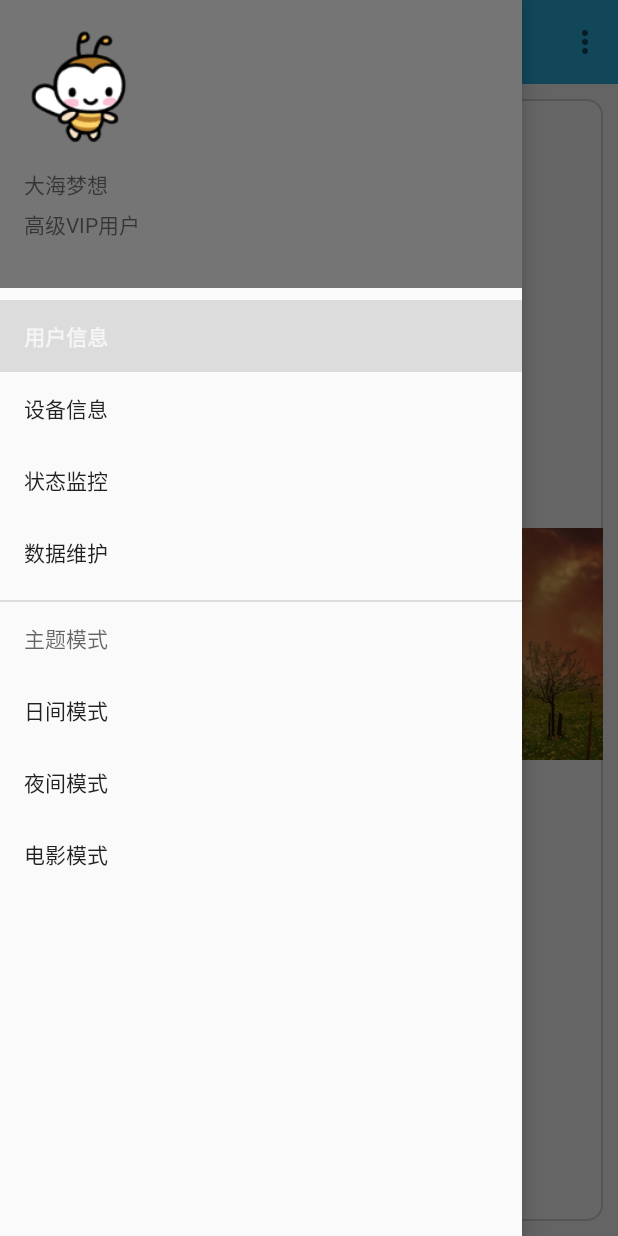
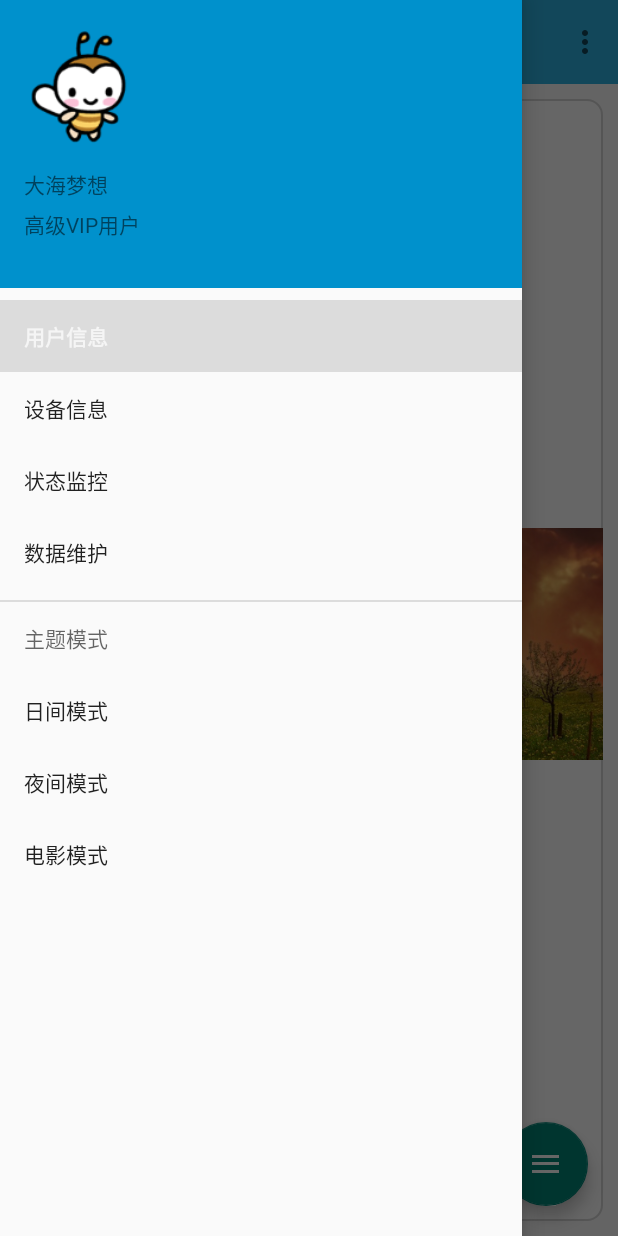
Before and after one commit to wjc133/FloatButton, an Android app: the screen it shows after launch (MainActivity), with the side drawer open, on a phone screen of 412 x 824 dp. Run offline under Robolectric (Android 15) with nearby library versions, the phone set to English and light mode, and no system bars.

Commit message:
add FloatingActionButton and SnackBar. fix the NavigationView HeaderLayout's color.

```diff
--- a/app/src/main/java/com/elite/floatbutton/MainActivity.java
+++ b/app/src/main/java/com/elite/floatbutton/MainActivity.java
@@ -9,7 +9,6 @@ import android.support.v7.app.AppCompatActivity;
 import android.support.v7.widget.LinearLayoutManager;
 import android.support.v7.widget.RecyclerView;
 import android.support.v7.widget.Toolbar;
-import android.view.Gravity;
 import android.view.Menu;
 import android.view.MenuItem;
 
--- a/app/src/main/java/com/elite/floatbutton/adapter/MutlipleItemAdapter.java
+++ b/app/src/main/java/com/elite/floatbutton/adapter/MutlipleItemAdapter.java
@@ -2,6 +2,7 @@ package com.elite.floatbutton.adapter;
 
 import android.content.Context;
 import android.content.Intent;
+import android.support.design.widget.Snackbar;
 import android.support.v7.widget.RecyclerView;
 import android.view.LayoutInflater;
 import android.view.View;
@@ -22,16 +23,16 @@ public class MutlipleItemAdapter extends RecyclerView.Adapter<RecyclerView.ViewH
         TYPE_TEXT
     }
 
-    private final Context mContext;
     private final LayoutInflater mInflater;
+    private ViewGroup mParent;
     private final String[] mTitles;
     public MutlipleItemAdapter(Context context){
         mInflater=LayoutInflater.from(context);
-        mContext=context;
         mTitles=context.getResources().getStringArray(R.array.devices);
     }
     @Override
     public RecyclerView.ViewHolder onCreateViewHolder(ViewGroup parent, int viewType) {
+        mParent=parent;
         RecyclerView.ViewHolder holder;
         if (viewType==ITEM_TYPE.TYPE_IMAGE.ordinal()) {
             holder = new ImageViewHolder(mInflater.inflate(R.layout.list_item_image, parent, false));
@@ -85,8 +86,14 @@ public class MutlipleItemAdapter extends RecyclerView.Adapter<RecyclerView.ViewH
                 @Override
                 public void onClick(View v) {
                     if (getLayoutPosition()==0){
-                        Intent intent=new Intent(mContext, TestObserverActivity.class);
-                        mContext.startActivity(intent);
+                        Snackbar.make(mParent,"您点击了第"+getLayoutPosition()+"个位置",
+                        Snackbar.LENGTH_SHORT)
+                                .setAction(R.string.action_notify, new View.OnClickListener() {
+                                    @Override
+                                    public void onClick(View v) {
+
+                                    }
+                                }).show();
                     }
                 }
             });
--- /dev/null
+++ b/app/src/main/res/drawable/circle.xml
@@ -0,0 +1,5 @@
+<?xml version="1.0" encoding="utf-8"?>
+<shape xmlns:android="http://schemas.android.com/apk/res/android"
+    android:shape="oval">
+    <solid android:color="@color/color_accent"/>
+</shape>
--- a/app/src/main/res/layout/activity_main.xml
+++ b/app/src/main/res/layout/activity_main.xml
@@ -24,12 +24,23 @@
             android:layout_below="@id/toolbar"
             android:layout_centerHorizontal="true"
             android:layout_centerVertical="true" />
+        <android.support.design.widget.FloatingActionButton
+            android:layout_width="56dp"
+            android:layout_height="56dp"
+            android:layout_alignParentBottom="true"
+            android:layout_alignParentRight="true"
+            android:layout_marginBottom="20dp"
+            android:layout_marginRight="20dp"
+            android:src="@drawable/ic_menu_white_24dp"
+            app:elevation="6dp"
+            app:pressedTranslationZ="12dp"
+            />
     </RelativeLayout>
     <android.support.design.widget.NavigationView
         android:layout_width="match_parent"
         android:layout_height="match_parent"
         android:id="@+id/nv_menu"
-        android:layout_gravity="left"
+        android:layout_gravity="start"
         android:fitsSystemWindows="true"
         app:headerLayout="@layout/header_userinfo"
         app:menu="@menu/menu_navi"
--- a/app/src/main/res/layout/header_userinfo.xml
+++ b/app/src/main/res/layout/header_userinfo.xml
@@ -2,7 +2,7 @@
 <RelativeLayout xmlns:android="http://schemas.android.com/apk/res/android"
     android:layout_width="match_parent"
     android:layout_height="192dp"
-    android:background="?attr/colorPrimaryDark"
+    android:background="@color/color_primary_dark"
     android:padding="16dp">
     <TextView
         android:id="@+id/text_userinfo"
--- a/app/src/main/res/values/strings.xml
+++ b/app/src/main/res/values/strings.xml
@@ -15,4 +15,6 @@
     <string name="theme_light">日间模式</string>
     <string name="theme_night">夜间模式</string>
     <string name="theme_movie">电影模式</string>
+
+    <string name="action_notify">确定</string>
 </resources>
```
